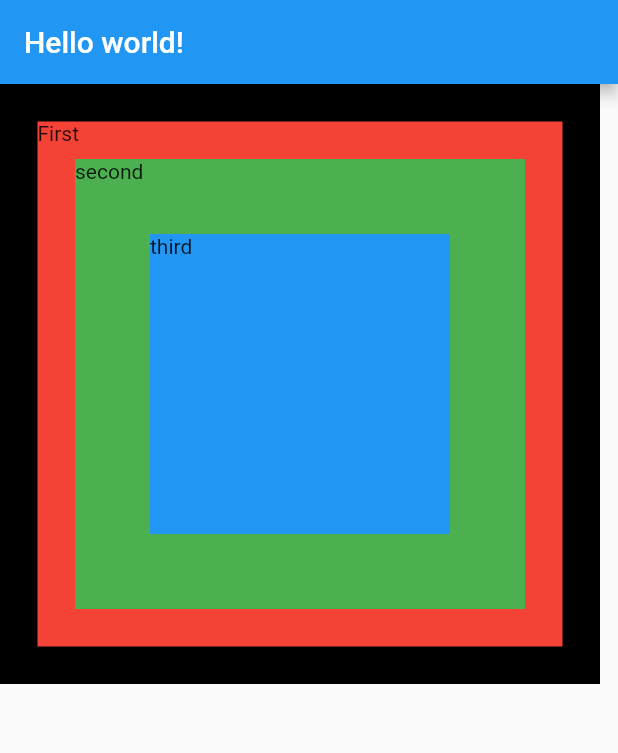
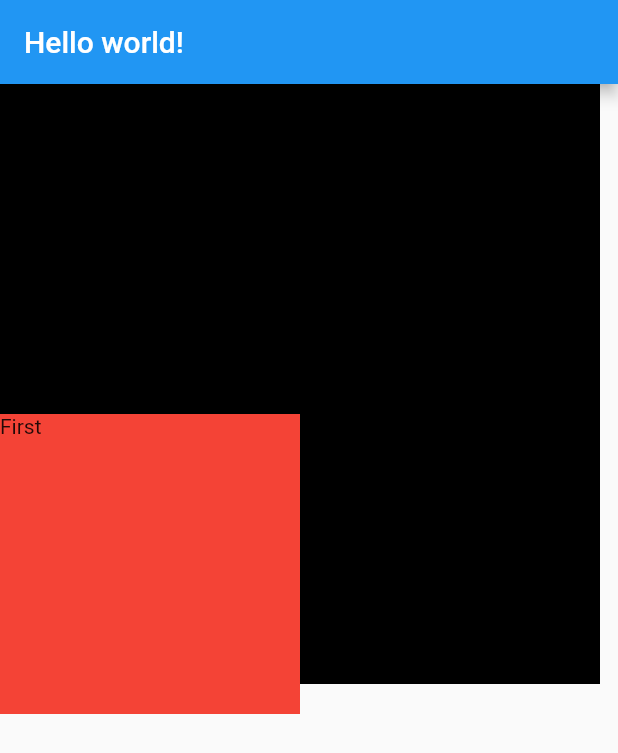
Before and after one commit to HashemAlkeshawi/flutter_youtube_course, a Flutter app: the screen it shows after launch, on a phone screen of 412 x 824 dp. Shown: the top 753 px of the screen. Run offline on Flutter 3.47's test engine with Material 2 defaults, Android fonts, the phone set to English and light mode, and no system bars.

Commit message:
posotioned widget

```diff
--- a/lib/main.dart
+++ b/lib/main.dart
@@ -19,28 +19,32 @@ class App1 extends StatelessWidget {
         height: 400,
         color: Colors.black,
         child: Stack(
-          alignment: Alignment.center,
+          // alignment: Alignment.center,
+          clipBehavior: Clip.none,
           children: [
-            Container(
-              width: 350,
-              height: 350,
-              color: Colors.red,
-              child: Text("First"),
+            Positioned(
+              top: 220,
+              child: Container(
+                width: 200,
+                height: 200,
+                color: Colors.red,
+                child: Text("First"),
+              ),
             ),
-            Container(
-              // margin: EdgeInsets.all(35),
-              width: 300,
-              height: 300,
-              color: Colors.green,
-              child: Text("second"),
-            ),
-            Container(
-              // margin: EdgeInsets.all(70),
-              width: 200,
-              height: 200,
-              color: Colors.blue,
-              child: Text("third"),
-            ),
+            // Container(
+            //   // margin: EdgeInsets.all(35),
+            //   width: 300,
+            //   height: 300,
+            //   color: Colors.green,
+            //   child: Text("second"),
+            // ),
+            // Container(
+            //   // margin: EdgeInsets.all(70),
+            //   width: 200,
+            //   height: 200,
+            //   color: Colors.blue,
+            //   child: Text("third"),
+            // ),
           ],
         ),
       ),
```
